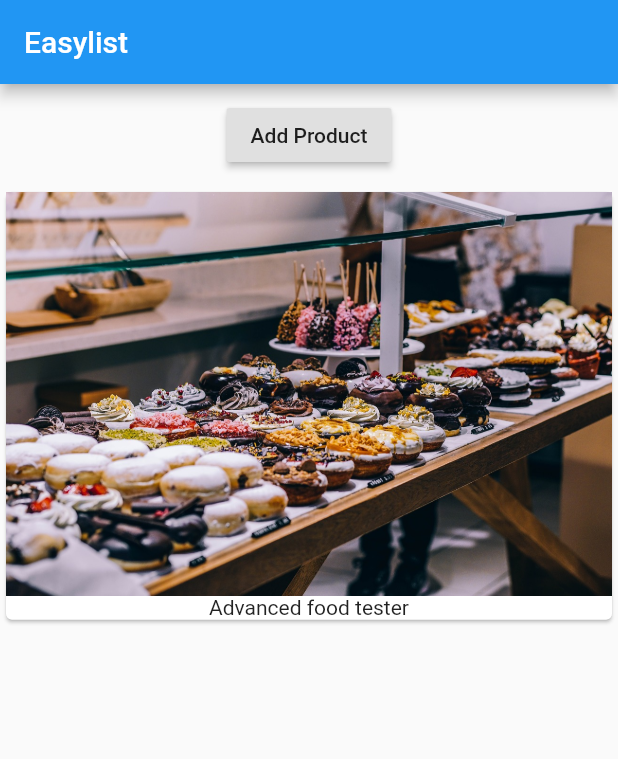
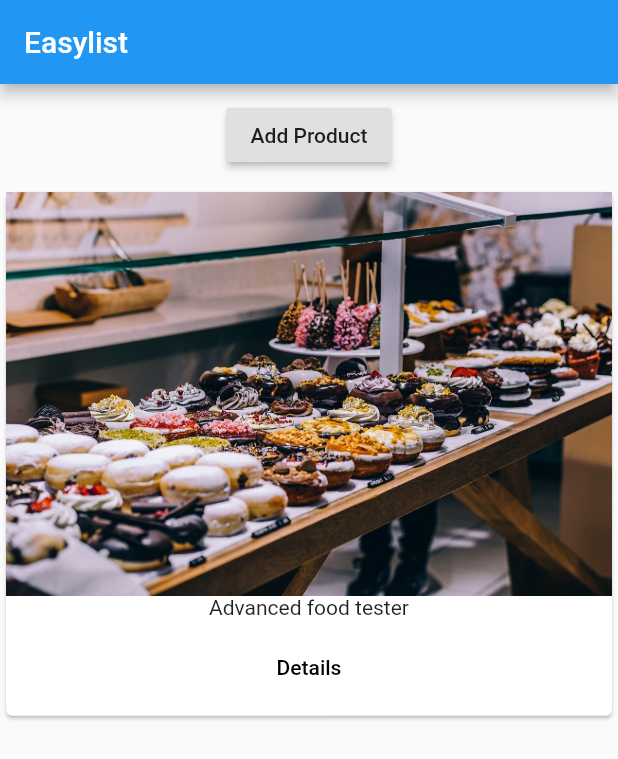
Before and after one commit to RaphaelVasconcelos/flutter_course, a Flutter app: the screen it shows after launch, after a tap on "Add Product", on a phone screen of 412 x 824 dp. Shown: the top 759 px of the screen. Run offline on Flutter 3.47's test engine with Material 2 defaults, Android fonts, the phone set to English and light mode, and no system bars.

Commit message:
-  Adicionando um botão de detalhes ao card de produto - Adicionando Product Page

```diff
--- a/lib/products.dart
+++ b/lib/products.dart
@@ -10,7 +10,16 @@ class Products extends StatelessWidget {
       child: Column(
         children: <Widget>[
           Image.asset('assets/food.jpg'),
-          Text(products[index])
+          Text(products[index]),
+          ButtonBar(
+            alignment: MainAxisAlignment.center,
+            children: <Widget>[
+              FlatButton(
+                child: Text('Details'),
+                onPressed: () {},
+              )
+            ],
+          )
         ],
       ),
     );
```
Also changed, not shown: lib/pages/product.dart (added, +13 -0 lines).
